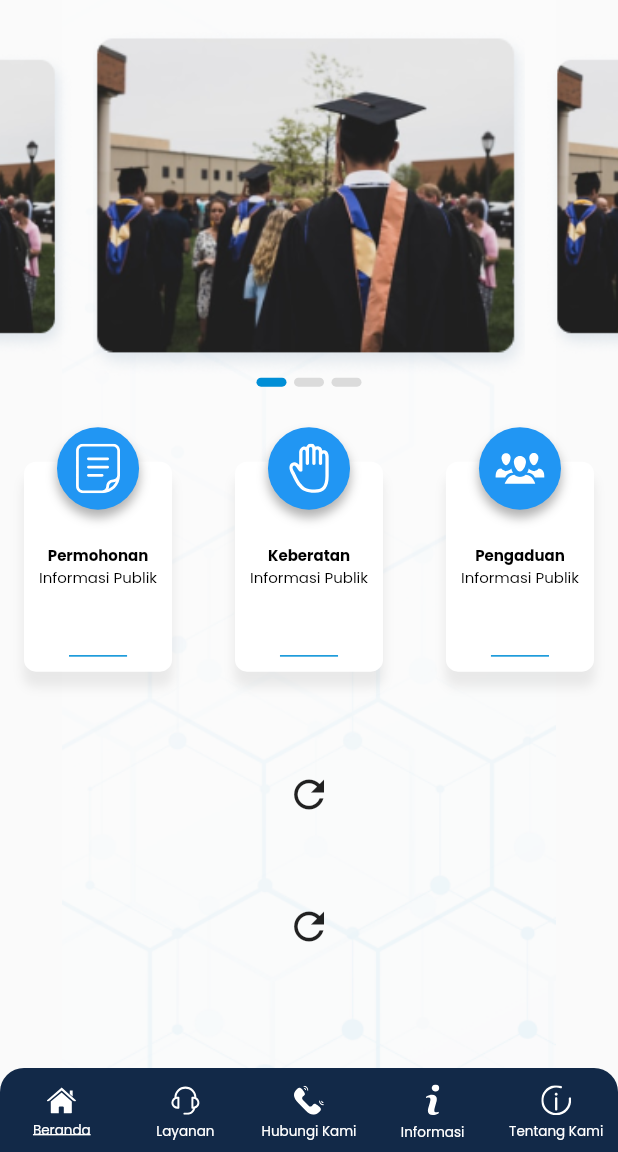
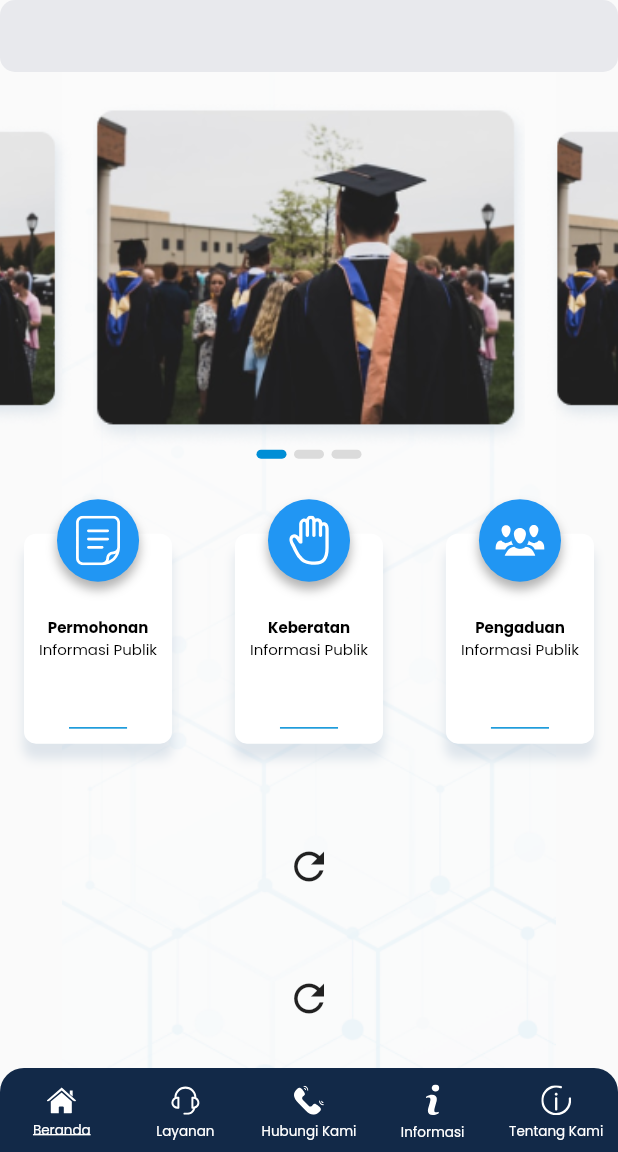
Before and after one commit to ArulDonkey/PPID-Mobile, a Flutter app: the screen it shows after launch, on a phone screen of 412 x 824 dp, the part 84-1236 px from its top. Run offline on Flutter 3.47's test engine with Material 2 defaults, Android fonts, the phone set to English and light mode, and no system bars; drawn by our look-alikes of carousel_indicator, carousel_slider; our stand-ins replace bloc, connectivity_plus, dio, equatable, flutter_bloc, flutter_spinkit and 5 more; generated files the repository leaves out were written again.

Commit message:
add button component & textfield component

```diff
--- /dev/null
+++ b/lib/components/primary_textfield.dart
@@ -0,0 +1,60 @@
+// ignore_for_file: must_be_immutable, prefer_const_constructors
+
+import 'package:flutter/material.dart';
+import 'package:ppid_mobile/configs/pallete.config.dart';
+
+class PrimaryTextField extends StatefulWidget {
+  TextEditingController? controller;
+  String? initialValue;
+  Widget? icon;
+  String? hintText;
+  bool? isPassword;
+  int? minLines;
+  int? maxLines;
+  int? maxLength;
+  String? Function(String?)? validator;
+  Widget? suffixIcon;
+  PrimaryTextField({
+    Key? key,
+    this.controller,
+    this.initialValue,
+    this.icon,
+    this.hintText,
+    this.isPassword,
+    this.minLines,
+    this.maxLines,
+    this.validator,
+    this.suffixIcon,
+  }) : super(key: key);
+
+  @override
+  State<PrimaryTextField> createState() => _PrimaryTextFieldState();
+}
+
+class _PrimaryTextFieldState extends State<PrimaryTextField> {
+  @override
+  Widget build(BuildContext context) {
+    return Container(
+      padding: EdgeInsets.fromLTRB(16, 0, 16, 0),
+      decoration: BoxDecoration(
+        color: Pallete.grey,
+        borderRadius: BorderRadius.circular(10),
+      ),
+      child: TextFormField(
+        controller: widget.controller,
+        initialValue: widget.initialValue,
+        decoration: InputDecoration(
+          icon: widget.icon,
+          hintText: widget.hintText,
+          border: InputBorder.none,
+          suffixIcon: widget.suffixIcon,
+        ),
+        obscureText: widget.isPassword ?? false,
+        minLines: widget.minLines,
+        maxLines: widget.maxLines,
+        maxLength: widget.maxLength,
+        validator: widget.validator,
+      ),
+    );
+  }
+}
--- a/lib/modules/home/screens/home_screen.dart
+++ b/lib/modules/home/screens/home_screen.dart
@@ -9,6 +9,7 @@ import 'package:flutter_svg/flutter_svg.dart';
 import 'package:ppid_mobile/components/backgrounded_container.dart';
 import 'package:ppid_mobile/components/custom_appbar.dart';
 import 'package:ppid_mobile/components/loading_widget.dart';
+import 'package:ppid_mobile/components/primary_textfield.dart';
 import 'package:ppid_mobile/components/refresh_component.dart';
 import 'package:ppid_mobile/modules/home/bloc/home_bloc.dart';
 import 'package:ppid_mobile/modules/home/components/carousel.dart';
@@ -79,7 +80,10 @@ class _HomeScreenState extends State<HomeScreen> {
           _beritaUinBloc.add(GetBeritaUinEvent());
           _beritaPpidBloc.add(GetBeritaPpidEvent());
         },
-        child: ListView(
+        child: Column(
+          children: [
+            PrimaryTextField(),
+            ListView(
               shrinkWrap: true,
               padding: EdgeInsets.symmetric(vertical: 20),
               children: [
@@ -95,6 +99,8 @@ class _HomeScreenState extends State<HomeScreen> {
                 _buildBeritaUinList(_beritaUins),
               ],
               // ),
+            ),
+          ],
         ),
       ),
     );
--- a/lib/modules/information/screens/information_list_screen.dart
+++ b/lib/modules/information/screens/information_list_screen.dart
@@ -205,7 +205,9 @@ class _InformationListScreenState extends State<InformationListScreen> {
                             primary: false,
                             shrinkWrap: true,
                             itemBuilder: (context, index) {
-                              return InformationItem(
+                              return Padding(
+                                padding: EdgeInsets.only(left: 20.0),
+                                child: InformationItem(
                                   type: InformationItemType.secondary,
                                   content: subInformation[index]
                                       ["nama_sub_info_pub"],
@@ -225,6 +227,7 @@ class _InformationListScreenState extends State<InformationListScreen> {
                                       );
                                     }
                                   },
+                                ),
                               );
                             },
                             separatorBuilder: (context, index) =>
--- a/lib/modules/information/screens/information_screen.dart
+++ b/lib/modules/information/screens/information_screen.dart
@@ -3,6 +3,7 @@
 import 'package:flutter/material.dart';
 import 'package:ppid_mobile/components/backgrounded_container.dart';
 import 'package:ppid_mobile/components/custom_appbar.dart';
+import 'package:ppid_mobile/components/primary_button.dart';
 import 'package:ppid_mobile/components/text_widget.dart';
 import 'package:ppid_mobile/configs/pallete.config.dart';
 import 'package:ppid_mobile/modules/information/arguments/information_list_screen_argument.dart';
@@ -110,6 +111,7 @@ class _InformationScreenState extends State<InformationScreen> {
               separatorBuilder: (context, index) => SizedBox(height: 24),
               itemCount: containerContents.length,
             ),
+
           ],
         ),
       ),
```
Also changed, not shown: lib/components/primary_button.dart (added, +48 -0 lines), lib/configs/pallete.config.dart. Lines whose indentation alone changed are shown as unchanged.
